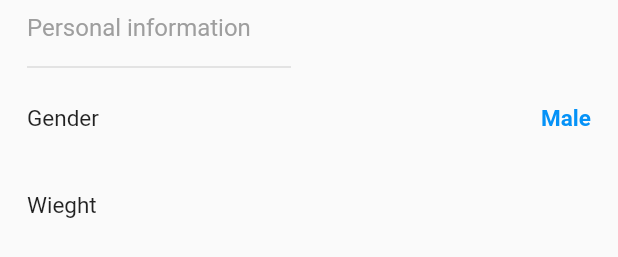
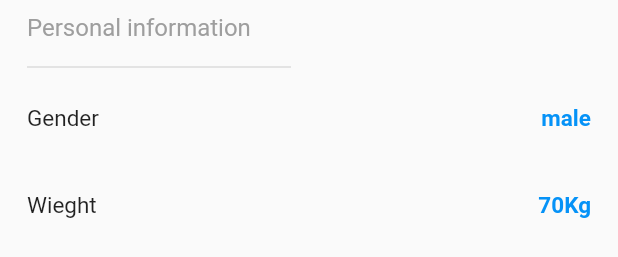
Before and after one commit to AjmalarshVp/Water_riminder, a Flutter app: the SettingScreen widget shown alone on an empty page, opened directly, on a phone screen of 412 x 824 dp. Shown: the part 941-1198 px from the top of the screen. Run offline on Flutter 3.47's test engine with Material 2 defaults, Android fonts, the phone set to English and light mode, and no system bars; our stand-ins replace awesome_notifications, get, hive, hive_flutter, lottie, numberpicker and 4 more; missing offline and left inert: flutter_picker; accounts and stored records are empty.

Commit message:
second change

```diff
--- a/lib/Push_notification/Awsome_notification.dart
+++ b/lib/Push_notification/Awsome_notification.dart
@@ -9,7 +9,7 @@ Future<void>create_notify() async {
       id: 0,
       channelKey: 'basic_channel',
       title: "Drink water",
-      body: "this is podaaa",
+      body: "YOUR TIME TO DRINK WATER",
       bigPicture: 'asset://assets/paper-coffee-cup-removebg-preview.jpg',
       notificationLayout:NotificationLayout.BigPicture
     ),
--- a/lib/controller/controller.dart
+++ b/lib/controller/controller.dart
@@ -15,6 +15,7 @@ class Controller extends GetxController {
    changeWieght(int value) {
     weight = value;
     update();
+
   }
   changeIsNest(bool value) {
     print('.....................$value');
--- a/lib/custum/inside_pages/Home_screen.dart
+++ b/lib/custum/inside_pages/Home_screen.dart
@@ -8,6 +8,7 @@ import 'package:water_reminder/Push_notification/Awsome_notification.dart';
 
 
 import 'package:water_reminder/model/model.dart';
+double _value = 0;
 
 class HomeScreen extends StatefulWidget {
   HomeScreen({Key? key}) : super(key: key);
@@ -17,7 +18,7 @@ class HomeScreen extends StatefulWidget {
 }
 
 class _HomeScreenState extends State<HomeScreen> {
-  double _value = 0;
+
  // List<DateTime> date = [];
   final box = Hive.box<Detailsmodel>('details');
   List<Detailsmodel> details = [];
@@ -161,9 +162,11 @@ class _HomeScreenState extends State<HomeScreen> {
                         SizedBox(
                           height: 40,
                         ),
+
                         const Text.rich(
+
                           TextSpan(
-                              text: '200 ',
+                              text:"200",
                               style: const TextStyle(
                                   color: Colors.lightBlueAccent, fontSize: 31),
                               children: <InlineSpan>[
@@ -208,7 +211,7 @@ class _HomeScreenState extends State<HomeScreen> {
                         ),
 
                         Text(
-                          " ${details.last.value * 10}",
+                          " ${_value * 10}",
                           style: TextStyle(
                               fontSize: 18, fontWeight: FontWeight.bold),
                         ),
--- a/lib/custum/inside_pages/Settings_screen.dart
+++ b/lib/custum/inside_pages/Settings_screen.dart
@@ -2,7 +2,12 @@
 
 import 'package:flutter/cupertino.dart';
 import 'package:flutter/material.dart';
+import 'package:get/get.dart';
+import 'package:intl/intl.dart';
+
 import 'package:water_reminder/custum/inside_pages/custum/custum_insideScreen.dart';
+
+import '../../controller/controller.dart';
 
 class SettingScreen extends StatefulWidget {
   SettingScreen({Key? key}) : super(key: key);
@@ -12,11 +17,14 @@ class SettingScreen extends StatefulWidget {
 }
 
 class _SettingScreenState extends State<SettingScreen> {
+  final Controller _controller = Get.find();
   @override
   Widget build(BuildContext context) {
     return Padding(
       padding: const EdgeInsets.only(left:18,right: 18,bottom: 18),
-      child: ListView(
+      child: GetBuilder<Controller>(
+        builder: (_) {
+          return ListView(
               children: [
                 Headingpart(
                   "Reminder settings",
@@ -43,10 +51,12 @@ class _SettingScreenState extends State<SettingScreen> {
                 ),
                 Custum_st_colum(
                   Heading: "Further reminder",
-            LeadingText: "",
+                  LeadingText: "" ) ,
 
 
-          ),
+
+
+
           Subtitle(SubtitleText: "Still remind when your goal is achived"),
            Headingpart(
             "General",
@@ -86,25 +96,27 @@ class _SettingScreenState extends State<SettingScreen> {
           ),
           Custum_st_colum(
             Heading: "Gender",
-            LeadingText: "Male",
+            LeadingText:_controller.genter,
              hieght: 20,
 
           ),
           Custum_st_colum(
             Heading: "Wieght",
-        LeadingText: "",
+        LeadingText: "70Kg",
          hieght: 20,
 
           ),
           Custum_st_colum(
             Heading: "Wake-up time",
-            LeadingText: "06:00 am",
+            LeadingText:DateFormat('h:mm a')
+                                    .format(_controller.wakeUp),
              hieght: 20,
 
           ),
           Custum_st_colum(
             Heading: "Bed time",
-            LeadingText: "10:00pm",
+            LeadingText:DateFormat('h:mm a')
+                                    .format(_controller.bedtime),
              hieght: 20,
 
           ),
@@ -134,7 +146,7 @@ class _SettingScreenState extends State<SettingScreen> {
           ),
            Custum_st_colum(
             Heading: "Share",
-            LeadingText: "70kg",
+            LeadingText: "",
              hieght: 20,
 
           ),
@@ -144,7 +156,10 @@ class _SettingScreenState extends State<SettingScreen> {
              hieght: 20,
 
           ),
-        ],
+        ]
+      );
+
+        },
 ),
     );
   }
--- a/lib/custum/inside_pages/custum/custum_insideScreen.dart
+++ b/lib/custum/inside_pages/custum/custum_insideScreen.dart
@@ -61,7 +61,7 @@ class _Custum_st_columState extends State<Custum_st_colum> {
               style: const TextStyle(fontWeight: FontWeight.w400, fontSize: 15),
             ),
             Text(
-              widget.LeadingText,
+              (widget.LeadingText).toString(),
               style: const TextStyle(
                   color: Color.fromARGB(255, 5, 146, 247),
                   fontWeight: FontWeight.bold,
```
Also changed, not shown: pubspec.lock, 1 other file. Lines whose indentation alone changed are shown as unchanged.
